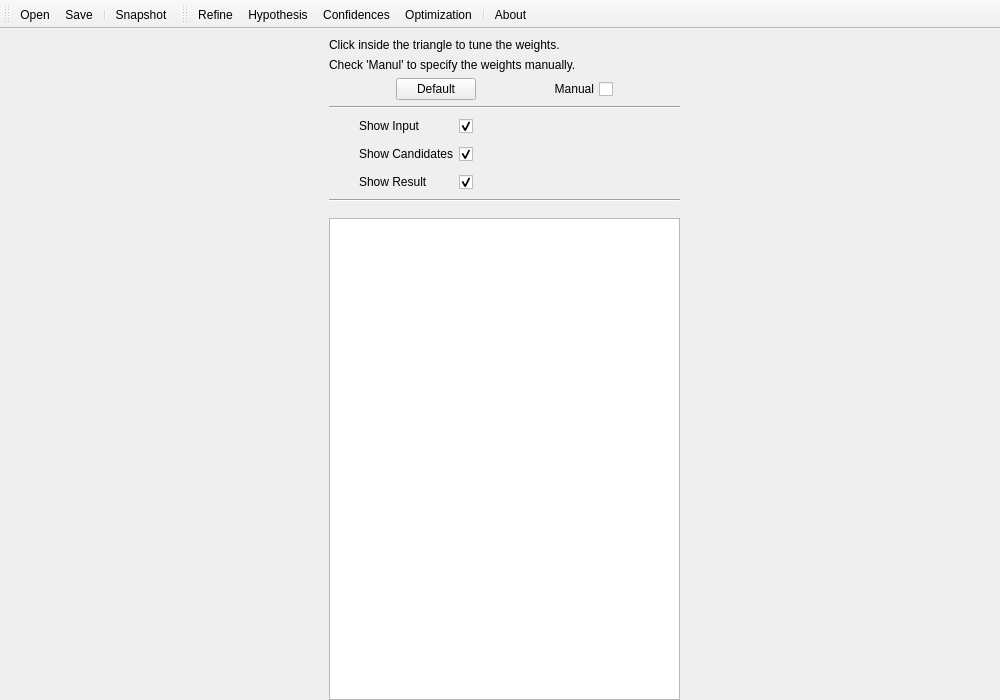
First picture: the form in PolyFit/main_window.ui, repository LiangliangNan/PolyFit, before the edit.
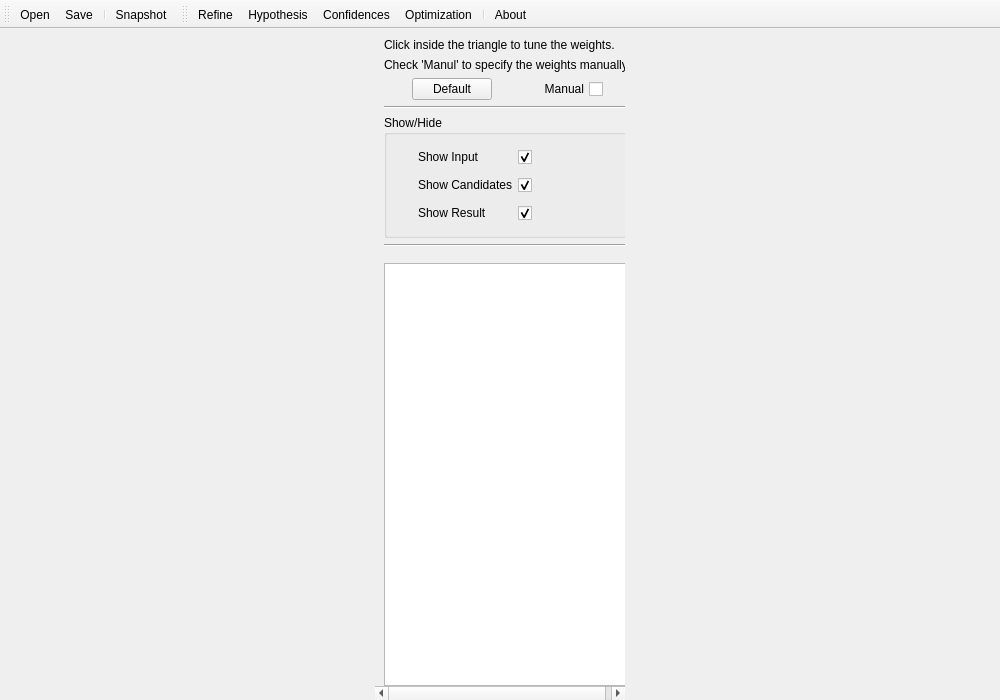
Second picture: the form after the edit. Icons and pictures are not drawn.

Commit message: better handling of degenerative cases, e.g., coplanar planes; compact rendering panel.

Diff of the .ui file:
```diff
--- a/PolyFit/main_window.ui
+++ b/PolyFit/main_window.ui
@@ -55,7 +55,7 @@
      <widget class="QScrollArea" name="scrollArea">
       <property name="maximumSize">
        <size>
-        <width>360</width>
+        <width>250</width>
         <height>16777215</height>
        </size>
       </property>
@@ -70,8 +70,8 @@
         <rect>
          <x>0</x>
          <y>0</y>
-         <width>360</width>
-         <height>637</height>
+         <width>250</width>
+         <height>645</height>
         </rect>
        </property>
        <layout class="QVBoxLayout" name="verticalLayout">
@@ -118,7 +118,7 @@
               </property>
               <property name="sizeHint" stdset="0">
                <size>
-                <width>40</width>
+                <width>10</width>
                 <height>20</height>
                </size>
               </property>
@@ -161,7 +161,7 @@
               </property>
               <property name="sizeHint" stdset="0">
                <size>
-                <width>40</width>
+                <width>10</width>
                 <height>20</height>
                </size>
               </property>
@@ -186,7 +186,27 @@
          </widget>
         </item>
         <item>
-         <layout class="QGridLayout" name="gridLayout_4">
+         <widget class="QGroupBox" name="groupBox">
+          <property name="title">
+           <string>Show/Hide</string>
+          </property>
+          <layout class="QGridLayout" name="gridLayout">
+           <item row="0" column="0">
+            <spacer name="horizontalSpacer_4">
+             <property name="orientation">
+              <enum>Qt::Horizontal</enum>
+             </property>
+             <property name="sizeType">
+              <enum>QSizePolicy::Fixed</enum>
+             </property>
+             <property name="sizeHint" stdset="0">
+              <size>
+               <width>20</width>
+               <height>20</height>
+              </size>
+             </property>
+            </spacer>
+           </item>
           <item row="0" column="1">
            <widget class="QLabel" name="labelPointSet_6">
             <property name="sizePolicy">
@@ -206,41 +226,6 @@
             </property>
            </widget>
           </item>
-          <item row="1" column="3" rowspan="2">
-           <spacer name="horizontalSpacer_2">
-            <property name="orientation">
-             <enum>Qt::Horizontal</enum>
-            </property>
-            <property name="sizeHint" stdset="0">
-             <size>
-              <width>30</width>
-              <height>20</height>
-             </size>
-            </property>
-           </spacer>
-          </item>
-          <item row="1" column="2">
-           <widget class="QCheckBox" name="checkBoxShowCandidates">
-            <property name="sizePolicy">
-             <sizepolicy hsizetype="Fixed" vsizetype="Preferred">
-              <horstretch>0</horstretch>
-              <verstretch>0</verstretch>
-             </sizepolicy>
-            </property>
-            <property name="minimumSize">
-             <size>
-              <width>0</width>
-              <height>22</height>
-             </size>
-            </property>
-            <property name="text">
-             <string/>
-            </property>
-            <property name="checked">
-             <bool>true</bool>
-            </property>
-           </widget>
-          </item>
           <item row="0" column="2">
            <widget class="QCheckBox" name="checkBoxShowInput">
             <property name="sizePolicy">
@@ -268,9 +253,28 @@
             <property name="orientation">
              <enum>Qt::Horizontal</enum>
             </property>
+             <property name="sizeType">
+              <enum>QSizePolicy::Expanding</enum>
+             </property>
             <property name="sizeHint" stdset="0">
              <size>
-              <width>30</width>
+               <width>81</width>
+               <height>20</height>
+              </size>
+             </property>
+            </spacer>
+           </item>
+           <item row="1" column="0">
+            <spacer name="horizontalSpacer_8">
+             <property name="orientation">
+              <enum>Qt::Horizontal</enum>
+             </property>
+             <property name="sizeType">
+              <enum>QSizePolicy::Fixed</enum>
+             </property>
+             <property name="sizeHint" stdset="0">
+              <size>
+               <width>20</width>
               <height>20</height>
              </size>
             </property>
@@ -295,21 +299,8 @@
             </property>
            </widget>
           </item>
-          <item row="3" column="3">
-           <spacer name="horizontalSpacer_3">
-            <property name="orientation">
-             <enum>Qt::Horizontal</enum>
-            </property>
-            <property name="sizeHint" stdset="0">
-             <size>
-              <width>30</width>
-              <height>20</height>
-             </size>
-            </property>
-           </spacer>
-          </item>
-          <item row="2" column="2" rowspan="2">
-           <widget class="QCheckBox" name="checkBoxShowResult">
+           <item row="1" column="2">
+            <widget class="QCheckBox" name="checkBoxShowCandidates">
             <property name="sizePolicy">
              <sizepolicy hsizetype="Fixed" vsizetype="Preferred">
               <horstretch>0</horstretch>
@@ -330,7 +321,39 @@
             </property>
            </widget>
           </item>
-          <item row="2" column="1" rowspan="2">
+           <item row="1" column="3">
+            <spacer name="horizontalSpacer_2">
+             <property name="orientation">
+              <enum>Qt::Horizontal</enum>
+             </property>
+             <property name="sizeType">
+              <enum>QSizePolicy::Expanding</enum>
+             </property>
+             <property name="sizeHint" stdset="0">
+              <size>
+               <width>81</width>
+               <height>20</height>
+              </size>
+             </property>
+            </spacer>
+           </item>
+           <item row="2" column="0">
+            <spacer name="horizontalSpacer_9">
+             <property name="orientation">
+              <enum>Qt::Horizontal</enum>
+             </property>
+             <property name="sizeType">
+              <enum>QSizePolicy::Fixed</enum>
+             </property>
+             <property name="sizeHint" stdset="0">
+              <size>
+               <width>20</width>
+               <height>20</height>
+              </size>
+             </property>
+            </spacer>
+           </item>
+           <item row="2" column="1">
            <widget class="QLabel" name="labelPointSet_8">
             <property name="sizePolicy">
              <sizepolicy hsizetype="Preferred" vsizetype="Preferred">
@@ -349,55 +372,46 @@
             </property>
            </widget>
           </item>
-          <item row="0" column="0">
-           <spacer name="horizontalSpacer_4">
-            <property name="orientation">
-             <enum>Qt::Horizontal</enum>
-            </property>
-            <property name="sizeType">
-             <enum>QSizePolicy::Fixed</enum>
-            </property>
-            <property name="sizeHint" stdset="0">
+           <item row="2" column="2">
+            <widget class="QCheckBox" name="checkBoxShowResult">
+             <property name="sizePolicy">
+              <sizepolicy hsizetype="Fixed" vsizetype="Preferred">
+               <horstretch>0</horstretch>
+               <verstretch>0</verstretch>
+              </sizepolicy>
+             </property>
+             <property name="minimumSize">
              <size>
-              <width>30</width>
-              <height>20</height>
-             </size>
-            </property>
-           </spacer>
-          </item>
-          <item row="1" column="0">
-           <spacer name="horizontalSpacer_8">
-            <property name="orientation">
-             <enum>Qt::Horizontal</enum>
-            </property>
-            <property name="sizeType">
-             <enum>QSizePolicy::Fixed</enum>
-            </property>
-            <property name="sizeHint" stdset="0">
-             <size>
-              <width>30</width>
-              <height>20</height>
-             </size>
-            </property>
-           </spacer>
-          </item>
-          <item row="3" column="0">
-           <spacer name="horizontalSpacer_9">
+               <width>0</width>
+               <height>22</height>
+              </size>
+             </property>
+             <property name="text">
+              <string/>
+             </property>
+             <property name="checked">
+              <bool>true</bool>
+             </property>
+            </widget>
+           </item>
+           <item row="2" column="3">
+            <spacer name="horizontalSpacer_3">
             <property name="orientation">
              <enum>Qt::Horizontal</enum>
             </property>
             <property name="sizeType">
-             <enum>QSizePolicy::Fixed</enum>
+              <enum>QSizePolicy::Expanding</enum>
             </property>
             <property name="sizeHint" stdset="0">
              <size>
-              <width>30</width>
+               <width>81</width>
               <height>20</height>
              </size>
             </property>
            </spacer>
           </item>
          </layout>
+         </widget>
         </item>
         <item>
          <widget class="Line" name="line_2">
```
Lines whose indentation alone changed are shown as unchanged. The commit also changes 4 other files.
